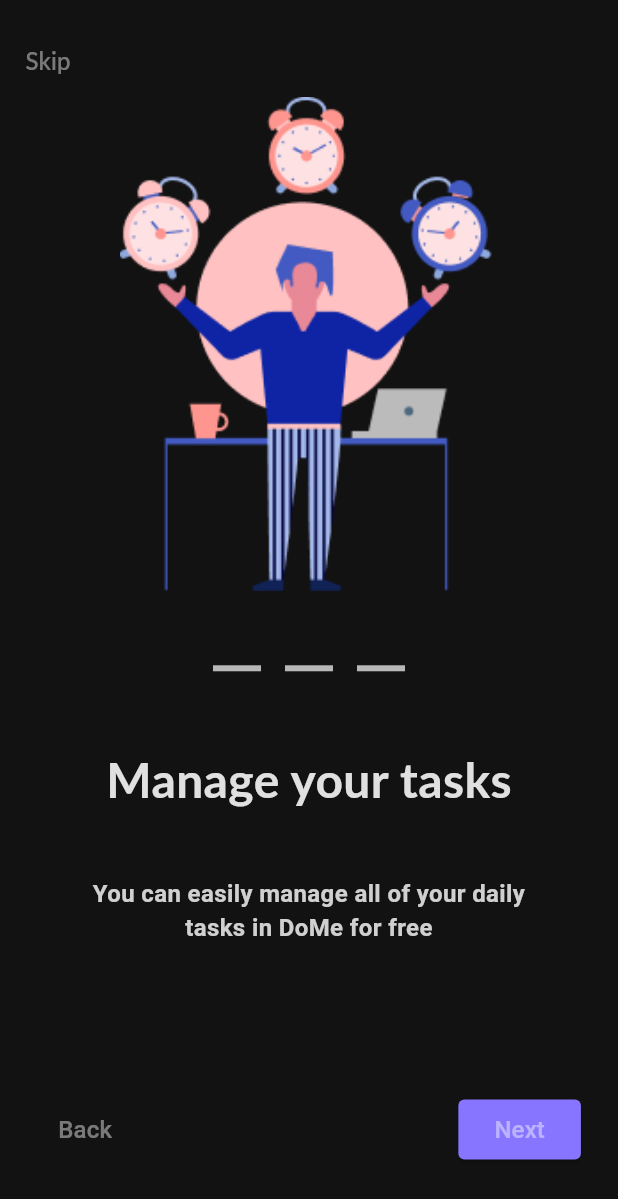
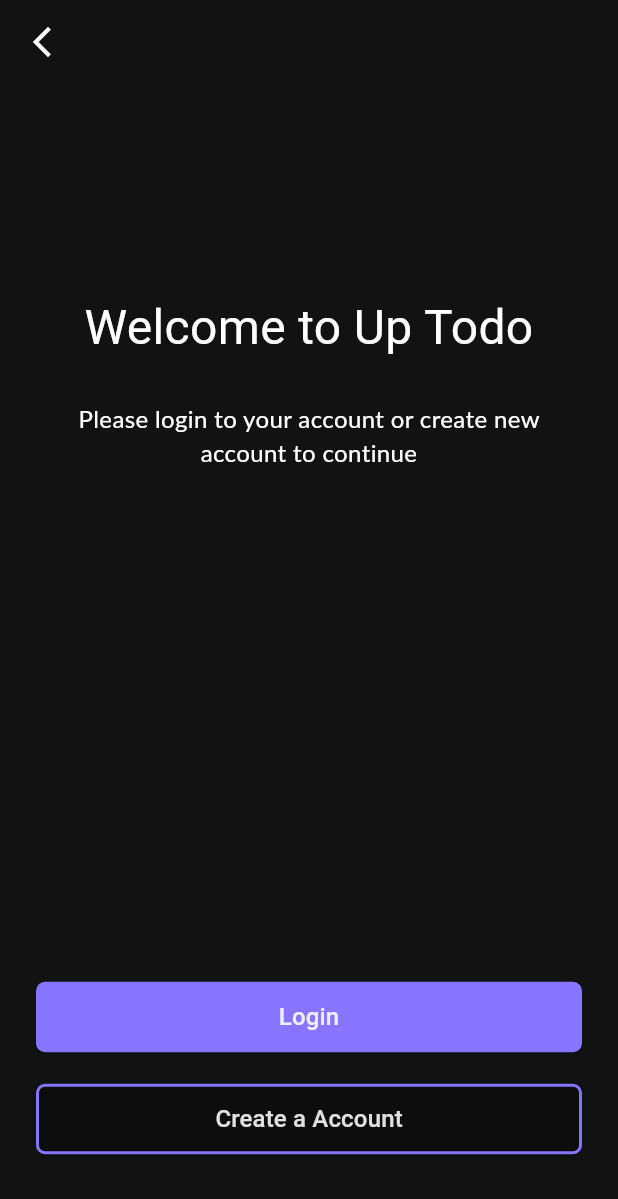
Before and after one commit to BinhTran68/todo_app, a Flutter app: the screen it shows after launch, on a phone screen of 412 x 824 dp. Shown: the top 1199 px of the screen. Run offline on Flutter 3.47's test engine with Material 3 defaults, Android fonts, the phone set to English and light mode, and no system bars; Roboto replaces fonts that are missing (Lato).

Commit message:
build wellcome screen

```diff
--- /dev/null
+++ b/lib/components/CustomButton.dart
@@ -0,0 +1,46 @@
+import 'package:flutter/material.dart';
+
+class CustomButton extends StatelessWidget {
+  final String text;
+  final Color color;
+  final Color textColor;
+  final VoidCallback onPressed;
+  final double fontSize;
+  final EdgeInsets padding;
+  final BorderRadius borderRadius;
+  final BorderSide border;
+
+  const CustomButton({
+    super.key,
+    required this.text,
+    required this.color,
+    required this.onPressed,
+    this.fontSize = 16.0,
+    this.padding = const EdgeInsets.symmetric(vertical: 12.0, horizontal: 24.0),
+    this.borderRadius = const BorderRadius.all(Radius.circular(8.0)),
+    this.textColor = Colors.white,
+    this.border = BorderSide.none,
+  });
+
+  @override
+  Widget build(BuildContext context) {
+    return ElevatedButton(
+      style: ElevatedButton.styleFrom(
+        backgroundColor: color,
+        padding: padding,
+        shape: RoundedRectangleBorder(
+          borderRadius: borderRadius,
+          side: border,
+        ),
+      ),
+      onPressed: onPressed,
+      child: Text(
+        text,
+        style: TextStyle(
+            fontSize: fontSize,
+            color: textColor
+        ),
+      ),
+    );
+  }
+}
--- /dev/null
+++ b/lib/constants/app_colors.dart
@@ -0,0 +1,6 @@
+import 'dart:ui';
+
+class AppColors {
+  static const primaryColor =  Color(0xFF8875FF);
+
+}
--- a/lib/main.dart
+++ b/lib/main.dart
@@ -1,6 +1,7 @@
 import 'package:flutter/material.dart';
 import 'package:helloword/ui/onboarding/onboarding_page_view.dart';
 import 'package:helloword/ui/splash.dart';
+import 'package:helloword/wellcome/welcome_page.dart';
 
 void main() {
   runApp(const MaterialApp(
@@ -20,7 +21,7 @@ class MyApp extends StatelessWidget {
         colorScheme: ColorScheme.fromSeed(seedColor: Colors.deepPurple),
         useMaterial3:  true
       ),
-      home: const OnboardingPageView(),
+      home: const WelcomePage()
     );
   }
 }
--- /dev/null
+++ b/lib/wellcome/welcome_page.dart
@@ -0,0 +1,123 @@
+import 'package:flutter/cupertino.dart';
+import 'package:flutter/material.dart';
+import 'package:helloword/components/CustomButton.dart';
+import 'package:helloword/constants/app_colors.dart';
+
+class WelcomePage extends StatelessWidget {
+  const WelcomePage({super.key});
+
+  @override
+  Widget build(BuildContext context) {
+    return SafeArea(
+      child: Scaffold(
+        backgroundColor: const Color(0XFF121212),
+        appBar: AppBar(
+          backgroundColor: Colors.transparent,
+          leading: IconButton(
+            onPressed: () {},
+            icon: const Icon(
+              Icons.arrow_back_ios_new_outlined,
+              size: 24,
+              color: Colors.white,
+            ),
+          ),
+        ),
+        body: Column(
+          children: [
+            _buildTitleWelcomePage(),
+            const Spacer(),
+            _buildGroupButtonBottom(),
+          ],
+        ),
+      ),
+    );
+  }
+
+  Widget _buildEscButton() {
+    return AppBar();
+  }
+
+  Widget _buildTitleWelcomePage() {
+    return Container(
+      alignment: Alignment.center,
+      margin: const EdgeInsets.symmetric(horizontal: 42, vertical: 139),
+      child: Column(
+        mainAxisAlignment: MainAxisAlignment.center,
+        crossAxisAlignment: CrossAxisAlignment.center,
+        children: [
+          Container(
+            margin: EdgeInsets.only(bottom: 26),
+            child: const Text(
+              "Welcome to Up Todo",
+              style: TextStyle(
+                color: Colors.white,
+                fontSize: 32,
+              ),
+              textAlign: TextAlign.center,
+            ),
+          ),
+          Container(
+            child: const Text(
+              "Please login to your account or create new account to continue",
+              style: TextStyle(
+                color: Colors.white,
+                fontFamily: "Lato",
+                fontSize: 16,
+              ),
+              textAlign: TextAlign.center,
+            ),
+          ),
+        ],
+      ),
+    );
+  }
+
+  Widget _buildGroupButtonBottom() {
+    return Container(
+      margin: EdgeInsets.symmetric(vertical: 54),
+      child: Column(
+        children: [
+          _buildBtnLogin(),
+          _buildBtnRegister(),
+        ],
+      ),
+    );
+  }
+
+  Widget _buildBtnLogin() {
+    return Container(
+      padding: EdgeInsets.symmetric(horizontal: 24),
+      child: SizedBox(
+        width: double.infinity,
+        child: CustomButton(
+          color: AppColors.primaryColor,
+          borderRadius: BorderRadius.circular(6),
+          text: "Login",
+          textColor: Colors.white.withOpacity(0.87),
+          onPressed: () {
+          },
+        ),
+      ),
+    );
+  }
+
+  Widget _buildBtnRegister() {
+    return Container(
+      margin: const EdgeInsets.only(top: 20),
+      padding: const EdgeInsets.symmetric(horizontal: 24),
+      child: SizedBox(
+        width: double.infinity,
+        child: CustomButton(
+          color: Colors.transparent,
+          borderRadius: BorderRadius.circular(6),
+          text: "Create a Account",
+          border: const BorderSide(color: AppColors.primaryColor, width: 2),
+          textColor: Colors.white.withOpacity(0.87),
+          onPressed: () {
+          },
+        ),
+      ),
+    );
+  }
+
+}
```
Also changed, not shown: lib/ui/onboarding/onboarding_child_page.dart (+30 -12 lines), lib/ui/onboarding/onboarding_page_view.dart (+44 -5 lines).
